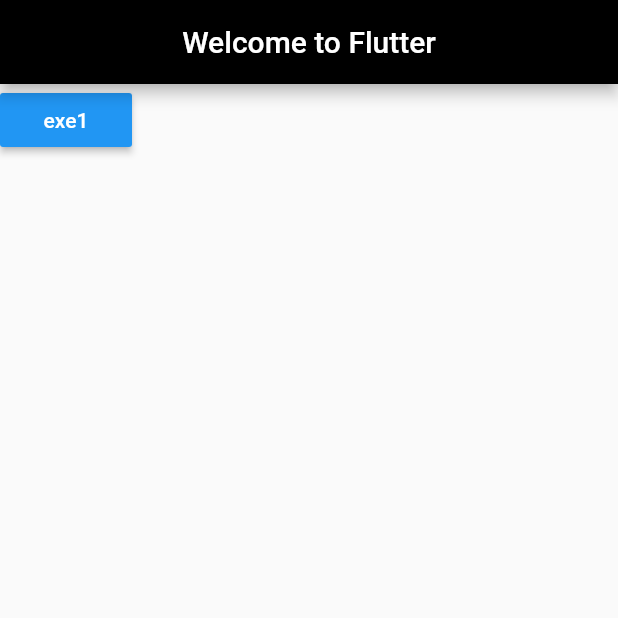
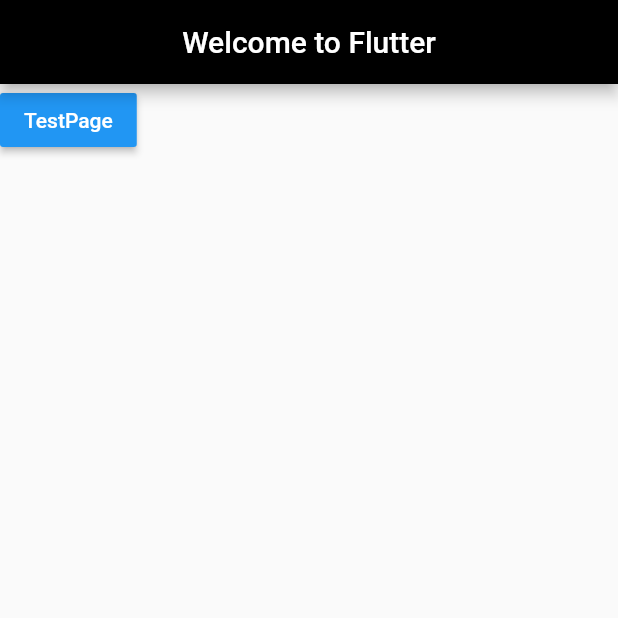
Before and after one commit to intererting/FlutterDemo, a Flutter app: the screen it shows after launch, on a phone screen of 412 x 824 dp, the top half of it. Run offline on Flutter 3.47's test engine with Material 2 defaults, Android fonts, the phone set to English and light mode, and no system bars.

Commit message:
commit 1

```diff
--- a/lib/home.dart
+++ b/lib/home.dart
@@ -14,11 +14,11 @@ class Home extends StatelessWidget {
         children: <Widget>[
           new RaisedButton(
             onPressed: () {
-              Navigator.of(context).pushNamed('/exe1');
+              Navigator.of(context).pushNamed('/test');
             },
             color: Colors.blue,
             child: new Container(
-              child: new Text('exe1',style: new TextStyle(
+              child: new Text('TestPage',style: new TextStyle(
                 color: Colors.white
               ),),
             ),
--- a/lib/main.dart
+++ b/lib/main.dart
@@ -1,6 +1,6 @@
 import 'package:flutter/material.dart';
 import 'package:flutter_demo/home.dart';
-import 'package:flutter_demo/ui_exe/exe_1.dart';
+import 'package:flutter_demo/ui_exe/test_page.dart';
 
 void main() => runApp(new MyApp());
 
@@ -15,7 +15,7 @@ class MyApp extends StatelessWidget {
       ),
       home: new Home(),
       routes: <String, WidgetBuilder>{
-        '/exe1': (BuildContext context) => new Exe1()
+        '/test': (BuildContext context) => new Exe1()
       },
     );
   }
--- a/lib/ui_exe/exe_1.dart
+++ b/lib/ui_exe/test_page.dart
@@ -11,7 +11,7 @@ class Exe1 extends StatelessWidget {
       ),
       home: new Scaffold(
         appBar: new AppBar(
-          title: new Text('Exe_1'),
+          title: new Text('TextPage'),
           centerTitle: true,
         ),
       ),
```
